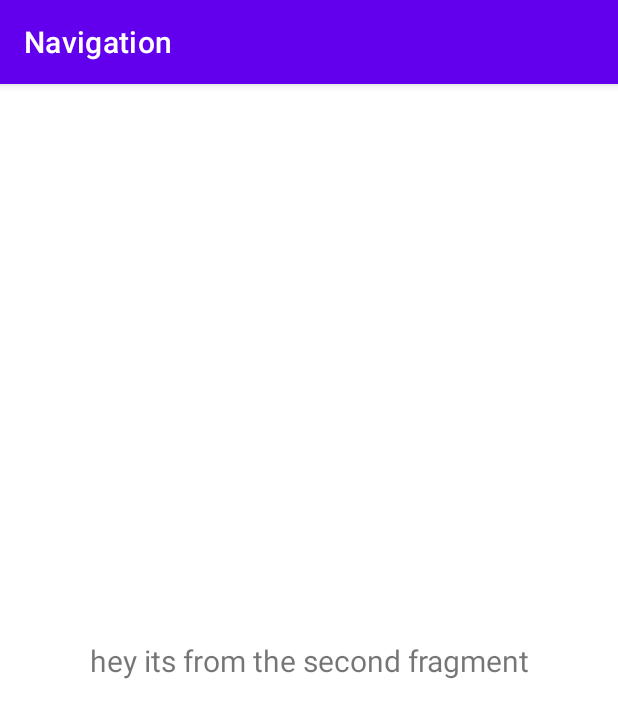
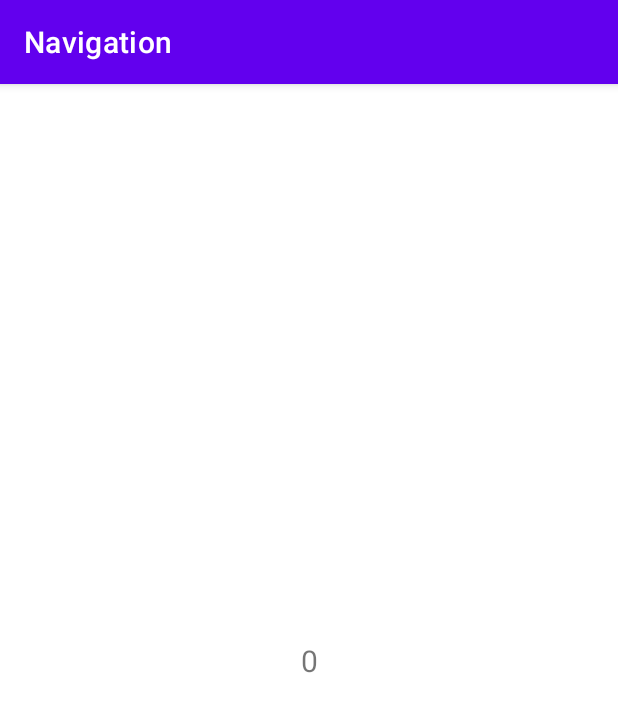
Before and after one commit to Relson2020/navigation, an Android app: the SecondFragment screen opened through its navigation route, after a tap on "Fragment 2", on a phone screen of 412 x 824 dp. Shown: the top 718 px of the screen. Run offline under Robolectric (Android 15) with nearby library versions, the phone set to English and light mode, and no system bars; our stand-ins replace data binding.

Commit message:
navigation

```diff
--- a/app/build.gradle
+++ b/app/build.gradle
@@ -2,7 +2,7 @@ plugins {
     id 'com.android.application'
     id 'kotlin-android'
     id 'androidx.navigation.safeargs.kotlin'
-
+    id 'kotlin-kapt'
 }
 
 android {
@@ -30,6 +30,17 @@ android {
     }
     kotlinOptions {
         jvmTarget = '1.8'
+    }
+    compileOptions {
+        sourceCompatibility JavaVersion.VERSION_1_8
+        targetCompatibility JavaVersion.VERSION_1_8
+    }
+    kotlinOptions {
+        jvmTarget = JavaVersion.VERSION_1_8.toString()
+    }
+    buildFeatures{
+        viewBinding true
+        dataBinding true
     }
 }
 
--- a/app/src/main/AndroidManifest.xml
+++ b/app/src/main/AndroidManifest.xml
@@ -17,6 +17,7 @@
 
                 <category android:name="android.intent.category.LAUNCHER" />
             </intent-filter>
+            <nav-graph android:value="@navigation/my_nav"/>
         </activity>
     </application>
 
--- a/app/src/main/java/com/example/navigation/FirstFragment.kt
+++ b/app/src/main/java/com/example/navigation/FirstFragment.kt
@@ -6,17 +6,21 @@ import android.view.LayoutInflater
 import android.view.View
 import android.view.ViewGroup
 import android.widget.TextView
+import androidx.databinding.DataBindingUtil
 import androidx.navigation.Navigation
+import com.example.navigation.databinding.FragmentFirstBinding
 
 class FirstFragment : Fragment() {
 
     override fun onCreateView(
         inflater: LayoutInflater, container: ViewGroup?,
         savedInstanceState: Bundle?
-    ): View? {
+    ): View {
         // Inflate the layout for this fragment
-        val view =  inflater.inflate(R.layout.fragment_first, container, false)
-        view.findViewById<TextView>(R.id.fragment1TextView).setOnClickListener {
+        val binding : FragmentFirstBinding =  DataBindingUtil.inflate(inflater,R.layout.fragment_first, container, false)
+        val view = binding.root
+
+        binding.fragment1TextView.setOnClickListener {
             Navigation.findNavController(view).navigate(R.id.firstToSecondFragment)
         }
         return view
--- a/app/src/main/java/com/example/navigation/FragmentThird.kt
+++ b/app/src/main/java/com/example/navigation/FragmentThird.kt
@@ -5,22 +5,27 @@ import androidx.fragment.app.Fragment
 import android.view.LayoutInflater
 import android.view.View
 import android.view.ViewGroup
-import android.widget.TextView
+import androidx.databinding.DataBindingUtil
 import androidx.navigation.Navigation
+import androidx.navigation.fragment.navArgs
+import com.example.navigation.databinding.FragmentThirdBinding
 
 class FragmentThird : Fragment() {
-
+    private val args : FragmentThirdArgs by navArgs()
     override fun onCreateView(
         inflater: LayoutInflater, container: ViewGroup?,
         savedInstanceState: Bundle?
-    ): View? {
+    ): View {
         // Inflate the layout for this fragment
-        val view = inflater.inflate(R.layout.fragment_third, container, false)
-        view.findViewById<TextView>(R.id.fragment3TextView).text = arguments?.getString("key").toString()
-            view.findViewById<TextView>(R.id.fragment3TextView).setOnClickListener {
+        val binding: FragmentThirdBinding = DataBindingUtil.inflate(inflater,R.layout.fragment_third, container, false)
+        val view = binding.root
 
-                Navigation.findNavController(view).navigate(R.id.thirdFragmentToFirstFragment)
-            }
+        val data  = args.args
+        binding.fragment3TextView.text = data.toString()
+
+        binding.fragment3TextView.setOnClickListener {
+            Navigation.findNavController(view).navigate(R.id.thirdFragmentToFirstFragment)
+        }
         return view
     }
 
--- a/app/src/main/java/com/example/navigation/MainActivity.kt
+++ b/app/src/main/java/com/example/navigation/MainActivity.kt
@@ -2,10 +2,15 @@ package com.example.navigation
 
 import androidx.appcompat.app.AppCompatActivity
 import android.os.Bundle
+import androidx.databinding.DataBindingUtil
+import com.example.navigation.databinding.ActivityMainBinding
 
 class MainActivity : AppCompatActivity() {
+
+    private lateinit var binding : ActivityMainBinding
+
     override fun onCreate(savedInstanceState: Bundle?) {
         super.onCreate(savedInstanceState)
-        setContentView(R.layout.activity_main)
+        binding = DataBindingUtil.setContentView(this,R.layout.activity_main)
     }
 }
--- a/app/src/main/java/com/example/navigation/SecondFragment.kt
+++ b/app/src/main/java/com/example/navigation/SecondFragment.kt
@@ -5,20 +5,21 @@ import androidx.fragment.app.Fragment
 import android.view.LayoutInflater
 import android.view.View
 import android.view.ViewGroup
-import android.widget.TextView
-import androidx.core.os.bundleOf
+import androidx.databinding.DataBindingUtil
 import androidx.navigation.Navigation
+import com.example.navigation.databinding.FragmentSecondBinding
 
 class SecondFragment : Fragment() {
     override fun onCreateView(
         inflater: LayoutInflater, container: ViewGroup?,
         savedInstanceState: Bundle?
-    ): View? {
+    ): View {
         // Inflate the layout for this fragment
-        val view = inflater.inflate(R.layout.fragment_second, container, false)
-        view.findViewById<TextView>(R.id.fragment2TextView).setOnClickListener {
-            val bundle = bundleOf("key" to "hey its from the second fragment")
-            Navigation.findNavController(view).navigate(R.id.secondToNestedNavigationGraph,bundle)
+        val binding : FragmentSecondBinding = DataBindingUtil.inflate(inflater,R.layout.fragment_second, container, false)
+        val view = binding.root
+       binding.fragment2TextView.setOnClickListener {
+            val action = SecondFragmentDirections.secondToNestedNavigationGraph(2)
+            Navigation.findNavController(view).navigate(action)
         }
         return view
     }
--- a/app/src/main/res/layout/activity_main.xml
+++ b/app/src/main/res/layout/activity_main.xml
@@ -1,4 +1,5 @@
 <?xml version="1.0" encoding="utf-8"?>
+<layout>
 <androidx.constraintlayout.widget.ConstraintLayout xmlns:android="http://schemas.android.com/apk/res/android"
     xmlns:app="http://schemas.android.com/apk/res-auto"
     xmlns:tools="http://schemas.android.com/tools"
@@ -19,3 +20,4 @@
         app:layout_constraintBottom_toBottomOf="parent"/>
 
 </androidx.constraintlayout.widget.ConstraintLayout>
+</layout>
--- a/app/src/main/res/layout/fragment_first.xml
+++ b/app/src/main/res/layout/fragment_first.xml
@@ -1,4 +1,5 @@
 <?xml version="1.0" encoding="utf-8"?>
+<layout>
 <androidx.constraintlayout.widget.ConstraintLayout xmlns:android="http://schemas.android.com/apk/res/android"
     xmlns:app="http://schemas.android.com/apk/res-auto"
     xmlns:tools="http://schemas.android.com/tools"
@@ -18,3 +19,4 @@
         app:layout_constraintTop_toTopOf="parent" />
 
 </androidx.constraintlayout.widget.ConstraintLayout>
+</layout>
--- a/app/src/main/res/layout/fragment_second.xml
+++ b/app/src/main/res/layout/fragment_second.xml
@@ -1,4 +1,5 @@
 <?xml version="1.0" encoding="utf-8"?>
+<layout>
 <androidx.constraintlayout.widget.ConstraintLayout xmlns:android="http://schemas.android.com/apk/res/android"
     xmlns:app="http://schemas.android.com/apk/res-auto"
     xmlns:tools="http://schemas.android.com/tools"
@@ -18,3 +19,4 @@
         app:layout_constraintTop_toTopOf="parent" />
 
 </androidx.constraintlayout.widget.ConstraintLayout>
+</layout>
--- a/app/src/main/res/layout/fragment_third.xml
+++ b/app/src/main/res/layout/fragment_third.xml
@@ -1,4 +1,5 @@
 <?xml version="1.0" encoding="utf-8"?>
+<layout>
 <androidx.constraintlayout.widget.ConstraintLayout xmlns:android="http://schemas.android.com/apk/res/android"
     xmlns:tools="http://schemas.android.com/tools"
     android:layout_width="match_parent"
@@ -18,3 +19,4 @@
         app:layout_constraintTop_toTopOf="parent" />
 
 </androidx.constraintlayout.widget.ConstraintLayout>
+</layout>
--- a/app/src/main/res/navigation/my_nav.xml
+++ b/app/src/main/res/navigation/my_nav.xml
@@ -29,7 +29,13 @@
             app:enterAnim="@anim/nav_default_enter_anim"
             app:exitAnim="@anim/nav_default_exit_anim"
             app:popEnterAnim="@anim/nav_default_pop_enter_anim"
-            app:popExitAnim="@anim/nav_default_pop_exit_anim"/>
+            app:popExitAnim="@anim/nav_default_pop_exit_anim">
+            <argument
+                android:name="args2"
+                app:argType="integer"
+                android:defaultValue="0" />
+        </action>
+
     </fragment>
 
     <navigation
@@ -47,9 +53,14 @@
                 app:enterAnim="@anim/nav_default_enter_anim"
                 app:exitAnim="@anim/nav_default_exit_anim"
                 app:popEnterAnim="@anim/nav_default_pop_enter_anim"
-                app:popExitAnim="@anim/nav_default_pop_exit_anim"/>
+                app:popExitAnim="@anim/nav_default_pop_exit_anim">
+
+            </action>
+            <argument
+                android:name="args"
+                app:argType="integer"
+                android:defaultValue="0" />
         </fragment>
 
     </navigation>
-
 </navigation>
```
